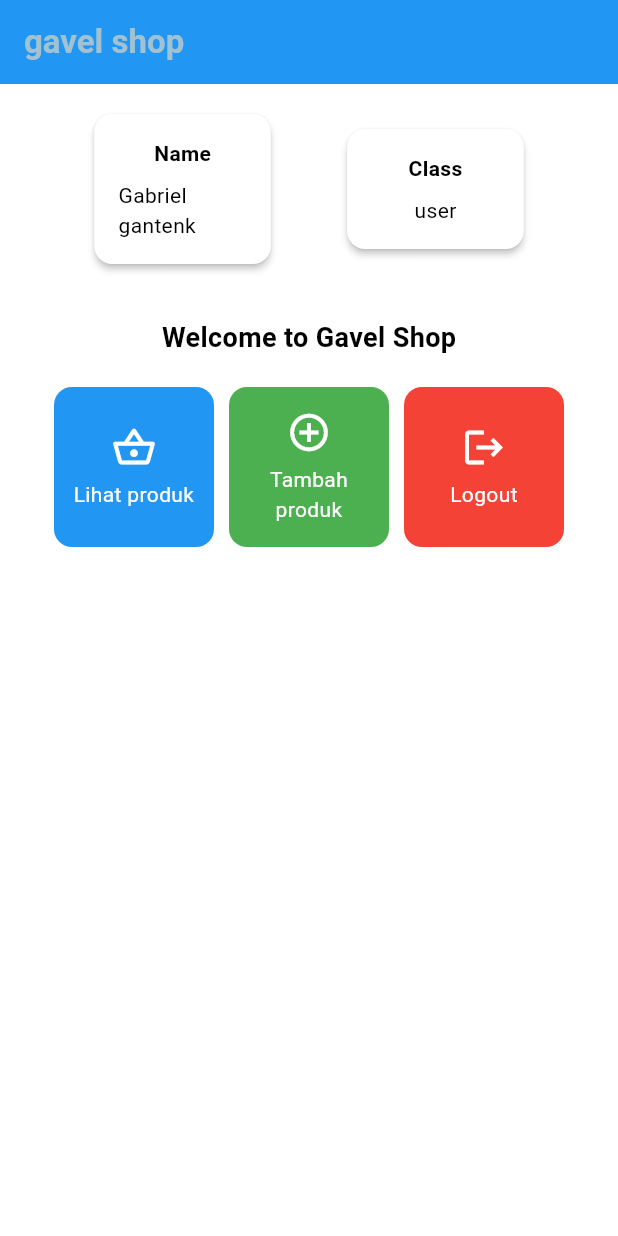
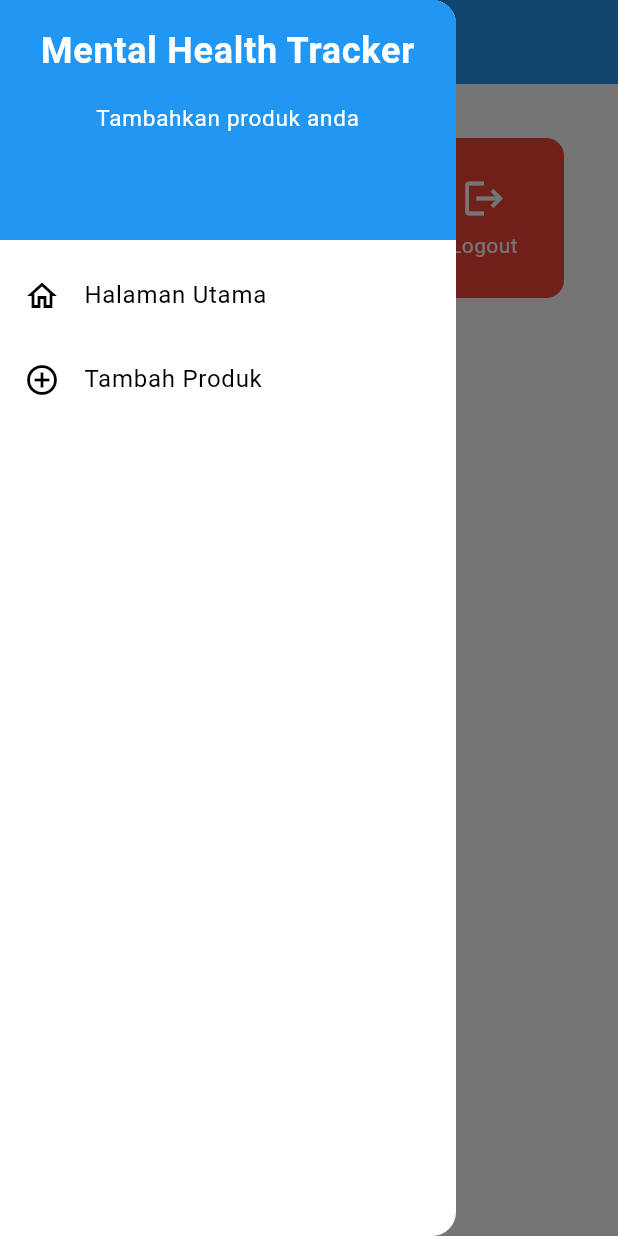
Before and after one commit to Gebxby/gavel-shop-mobile, a Flutter app: the screen it shows after launch, with the side drawer open (before the commit the screen has no drawer), on a phone screen of 412 x 824 dp. Run offline on Flutter 3.47's test engine with Material 3 defaults, Android fonts, the phone set to English and light mode, and no system bars.

Commit message:
tugas 8 add navigator, add form to product

```diff
--- a/lib/main.dart
+++ b/lib/main.dart
@@ -1,5 +1,5 @@
 import 'package:flutter/material.dart';
-import 'package:gavel_shop_mobile/menu.dart';
+import 'package:gavel_shop_mobile/screens/menu.dart';
 
 void main() {
   runApp(const MyApp());
--- a/lib/menu.dart
+++ /dev/null
@@ -1,160 +0,0 @@
-import 'package:flutter/material.dart';
-
-class MyHomePage extends StatefulWidget {
-  final String title;
-
-  const MyHomePage({super.key, required this.title});
-
-  @override
-  _MyHomePageState createState() => _MyHomePageState();
-}
-
-class _MyHomePageState extends State<MyHomePage> {
-  final List<ItemHomepage> items = [
-    ItemHomepage("Lihat produk", Icons.shopping_basket_outlined, Colors.blue),
-    ItemHomepage("Tambah produk", Icons.add_circle_outline, Colors.green),
-    ItemHomepage("Logout", Icons.logout, Colors.red),
-  ];
-
-  final String name = "Gabriel gantenk";
-  final String className = "user";
-
-  @override
-  Widget build(BuildContext context) {
-    return Scaffold(
-      appBar: AppBar(
-        title: Text(
-          widget.title,
-          style: const TextStyle(
-            color: Color.fromARGB(255, 162, 194, 210),
-            fontWeight: FontWeight.bold,
-          ),
-        ),
-        backgroundColor: Theme.of(context).colorScheme.primary,
-      ),
-      body: Padding(
-        padding: const EdgeInsets.all(16.0),
-        child: Column(
-          crossAxisAlignment: CrossAxisAlignment.center,
-          children: [
-            Row(
-              mainAxisAlignment: MainAxisAlignment.spaceEvenly,
-              children: [
-                InfoCard(title: 'Name', content: name),
-                InfoCard(title: 'Class', content: className),
-              ],
-            ),
-            const SizedBox(height: 16.0),
-            Center(
-              child: Column(
-                children: [
-                  const Padding(
-                    padding: EdgeInsets.only(top: 16.0),
-                    child: Text(
-                      'Welcome to Gavel Shop',
-                      style: TextStyle(
-                        fontWeight: FontWeight.bold,
-                        fontSize: 18.0,
-                      ),
-                    ),
-                  ),
-                  GridView.count(
-                    primary: false,
-                    padding: const EdgeInsets.all(20),
-                    crossAxisSpacing: 10,
-                    mainAxisSpacing: 10,
-                    crossAxisCount: 3,
-                    shrinkWrap: true,
-                    children: items.map((ItemHomepage item) {
-                      return ItemCard(item);
-                    }).toList(),
-                  ),
-                ],
-              ),
-            ),
-          ],
-        ),
-      ),
-    );
-  }
-}
-
-class ItemCard extends StatelessWidget {
-  final ItemHomepage item;
-
-  const ItemCard(this.item, {super.key});
-
-  @override
-  Widget build(BuildContext context) {
-    return Material(
-      color: item.color, // Menggunakan warna dari item
-      borderRadius: BorderRadius.circular(12),
-      child: InkWell(
-        onTap: () {
-          ScaffoldMessenger.of(context)
-            ..hideCurrentSnackBar()
-            ..showSnackBar(
-              SnackBar(content: Text("Kamu telah menekan tombol ${item.name}!")),
-            );
-        },
-        child: Container(
-          padding: const EdgeInsets.all(8),
-          child: Center(
-            child: Column(
-              mainAxisAlignment: MainAxisAlignment.center,
-              children: [
-                Icon(
-                  item.icon,
-                  color: Colors.white,
-                  size: 30.0,
-                ),
-                const Padding(padding: EdgeInsets.all(3)),
-                Text(
-                  item.name,
-                  textAlign: TextAlign.center,
-                  style: const TextStyle(color: Colors.white),
-                ),
-              ],
-            ),
-          ),
-        ),
-      ),
-    );
-  }
-}
-
-class InfoCard extends StatelessWidget {
-  final String title;
-  final String content;
-
-  const InfoCard({super.key, required this.title, required this.content});
-
-  @override
-  Widget build(BuildContext context) {
-    return Card(
-      elevation: 2.0,
-      child: Container(
-        width: MediaQuery.of(context).size.width / 3.5,
-        padding: const EdgeInsets.all(16.0),
-        child: Column(
-          children: [
-            Text(
-              title,
-              style: const TextStyle(fontWeight: FontWeight.bold),
-            ),
-            const SizedBox(height: 8.0),
-            Text(content),
-          ],
-        ),
-      ),
-    );
-  }
-}
-
-class ItemHomepage {
-  final String name;
-  final IconData icon;
-  final Color color; // Properti baru untuk warna
-
-  ItemHomepage(this.name, this.icon, this.color);
-}
--- /dev/null
+++ b/lib/screens/menu.dart
@@ -0,0 +1,120 @@
+import 'package:flutter/material.dart';
+import 'package:gavel_shop_mobile/screens/productEntry.dart';
+import 'package:gavel_shop_mobile/widgets/left_drawer.dart';
+import 'package:gavel_shop_mobile/widgets/product_card.dart';
+
+class MyHomePage extends StatefulWidget {
+  final String title;
+
+  const MyHomePage({super.key, required this.title});
+
+  @override
+  _MyHomePageState createState() => _MyHomePageState();
+}
+
+class _MyHomePageState extends State<MyHomePage> {
+  final List<ItemHomepage> items = [
+    ItemHomepage("Lihat Produk", Icons.shopping_basket_outlined, Colors.blue),
+    ItemHomepage("Tambah Produk", Icons.add_circle_outline, Colors.green),
+    ItemHomepage("Logout", Icons.logout, Colors.red),
+  ];
+
+  @override
+  Widget build(BuildContext context) {
+    return Scaffold(
+      appBar: AppBar(
+        title: Text(
+          widget.title,
+          style: const TextStyle(
+            color: Color.fromARGB(255, 162, 194, 210),
+            fontWeight: FontWeight.bold,
+          ),
+        ),
+        backgroundColor: Theme.of(context).colorScheme.primary,
+        iconTheme: const IconThemeData(color: Colors.white),
+      ),
+      body: Padding(
+        padding: const EdgeInsets.all(16.0),
+        child: Column(
+          crossAxisAlignment: CrossAxisAlignment.center,
+          children: [
+            GridView.count(
+              primary: false,
+              padding: const EdgeInsets.all(20),
+              crossAxisSpacing: 10,
+              mainAxisSpacing: 10,
+              crossAxisCount: 3,
+              shrinkWrap: true,
+              children: items.map((ItemHomepage item) {
+                return ItemCard(item);
+              }).toList(),
+            ),
+          ],
+        ),
+      ),
+      drawer: const LeftDrawer(),
+    );
+  }
+}
+
+class ItemCard extends StatelessWidget {
+  final ItemHomepage item;
+
+  const ItemCard(this.item, {super.key});
+
+  @override
+  Widget build(BuildContext context) {
+    return Material(
+      color: item.color,
+      borderRadius: BorderRadius.circular(12),
+      child: InkWell(
+        onTap: () {
+          ScaffoldMessenger.of(context)
+            ..hideCurrentSnackBar()
+            ..showSnackBar(SnackBar(
+              content: Text("Kamu telah menekan tombol ${item.name}!"),
+            ));
+
+          // Navigasi ke halaman ProductEntryFormPage jika tombol yang ditekan adalah "Tambah Produk"
+          if (item.name == "Tambah Produk") {
+            Navigator.push(
+              context,
+              MaterialPageRoute(
+                builder: (context) => const ProductEntry(),
+              ),
+            );
+          }
+        },
+        child: Container(
+          padding: const EdgeInsets.all(8),
+          child: Center(
+            child: Column(
+              mainAxisAlignment: MainAxisAlignment.center,
+              children: [
+                Icon(
+                  item.icon,
+                  color: Colors.white,
+                  size: 30.0,
+                ),
+                const Padding(padding: EdgeInsets.all(3)),
+                Text(
+                  item.name,
+                  textAlign: TextAlign.center,
+                  style: const TextStyle(color: Colors.white),
+                ),
+              ],
+            ),
+          ),
+        ),
+      ),
+    );
+  }
+}
+
+class ItemHomepage {
+  final String name;
+  final IconData icon;
+  final Color color;
+
+  ItemHomepage(this.name, this.icon, this.color);
+}
--- /dev/null
+++ b/lib/widgets/left_drawer.dart
@@ -0,0 +1,67 @@
+import 'package:flutter/material.dart';
+import 'package:gavel_shop_mobile/screens/menu.dart';
+import 'package:gavel_shop_mobile/screens/productEntry.dart';
+
+
+class LeftDrawer extends StatelessWidget {
+  const LeftDrawer({super.key});
+
+  @override
+  Widget build(BuildContext context) {
+    return Drawer(
+      child: ListView(
+        children: [
+          DrawerHeader(
+            decoration: BoxDecoration(
+              color: Theme.of(context).colorScheme.primary,
+            ),
+            child: const Column(
+              children: [
+                Text(
+                  'Mental Health Tracker',
+                  textAlign: TextAlign.center,
+                  style: TextStyle(
+                    fontSize: 24,
+                    fontWeight: FontWeight.bold,
+                    color: Colors.white,
+                  ),
+                ),
+                Padding(padding: EdgeInsets.all(8)),
+                Text(
+                  "Tambahkan produk anda",
+                  textAlign: TextAlign.center,
+                  style: TextStyle(
+                    fontSize: 15,
+                    color: Colors.white,
+                    fontWeight: FontWeight.normal,
+                  ),
+                ),
+              ],
+            ),
+          ),
+          ListTile(
+            leading: const Icon(Icons.home_outlined),
+            title: const Text('Halaman Utama'),
+            onTap: () {
+              Navigator.pushReplacement(
+                context,
+                MaterialPageRoute(builder: (context) => const MyHomePage(title: 'Halaman Utama')),
+              );
+            },
+          ),
+
+          ListTile(
+            leading: const Icon(Icons.add_circle_outline),
+            title: const Text('Tambah Produk'),
+            onTap: () {
+              Navigator.push(
+                context,
+                MaterialPageRoute(builder: (context) => const ProductEntry()),
+              );
+            },
+          ),
+        ],
+      ),
+    );
+  }
+}
--- /dev/null
+++ b/lib/widgets/product_card.dart
@@ -0,0 +1,56 @@
+import 'package:flutter/material.dart';
+import 'package:gavel_shop_mobile/widgets/left_drawer.dart';
+
+
+
+class ItemCard extends StatelessWidget {
+  final ItemHomepage item;
+
+  const ItemCard(this.item, {super.key});
+
+  @override
+  Widget build(BuildContext context) {
+    return Material(
+      color: item.color,
+      borderRadius: BorderRadius.circular(12),
+      child: InkWell(
+        onTap: () {
+          ScaffoldMessenger.of(context)
+            ..hideCurrentSnackBar()
+            ..showSnackBar(
+              SnackBar(content: Text("Kamu telah menekan tombol ${item.name}!")),
+            );
+        },
+        child: Container(
+          padding: const EdgeInsets.all(8),
+          child: Center(
+            child: Column(
+              mainAxisAlignment: MainAxisAlignment.center,
+              children: [
+                Icon(
+                  item.icon,
+                  color: Colors.white,
+                  size: 30.0,
+                ),
+                const Padding(padding: EdgeInsets.all(3)),
+                Text(
+                  item.name,
+                  textAlign: TextAlign.center,
+                  style: const TextStyle(color: Colors.white),
+                ),
+              ],
+            ),
+          ),
+        ),
+      ),
+    );
+  }
+}
+
+class ItemHomepage {
+  final String name;
+  final IconData icon;
+  final Color color;
+
+  ItemHomepage(this.name, this.icon, this.color);
+}
```
Also changed, not shown: lib/screens/productEntry.dart (added, +165 -0 lines).
